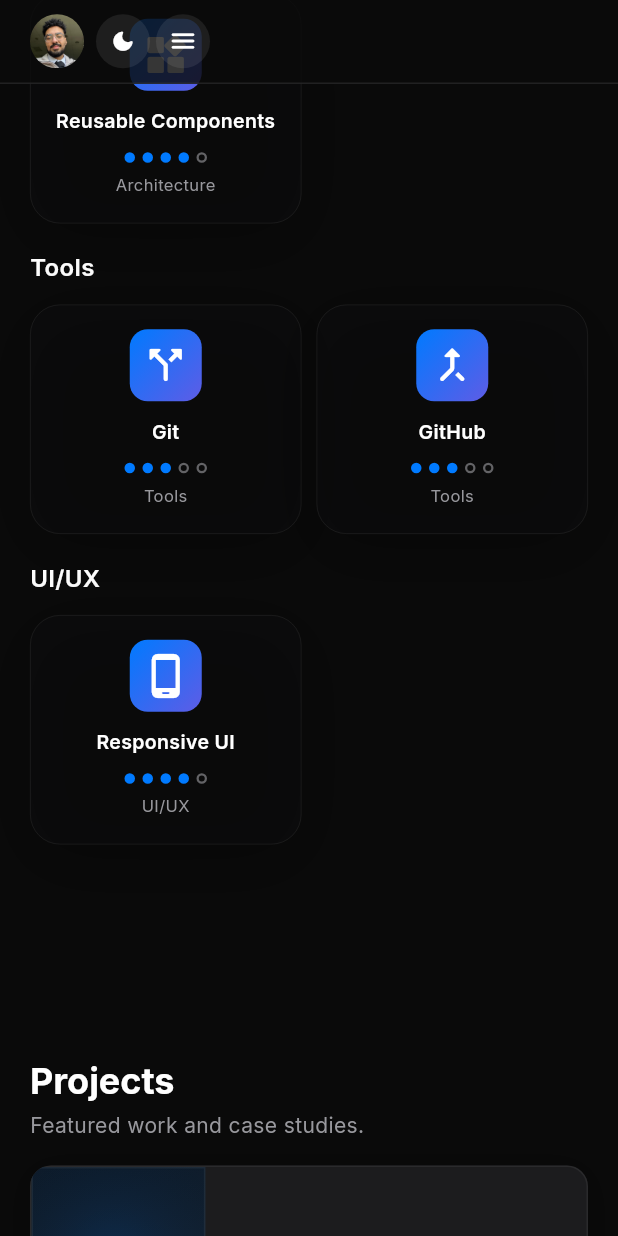
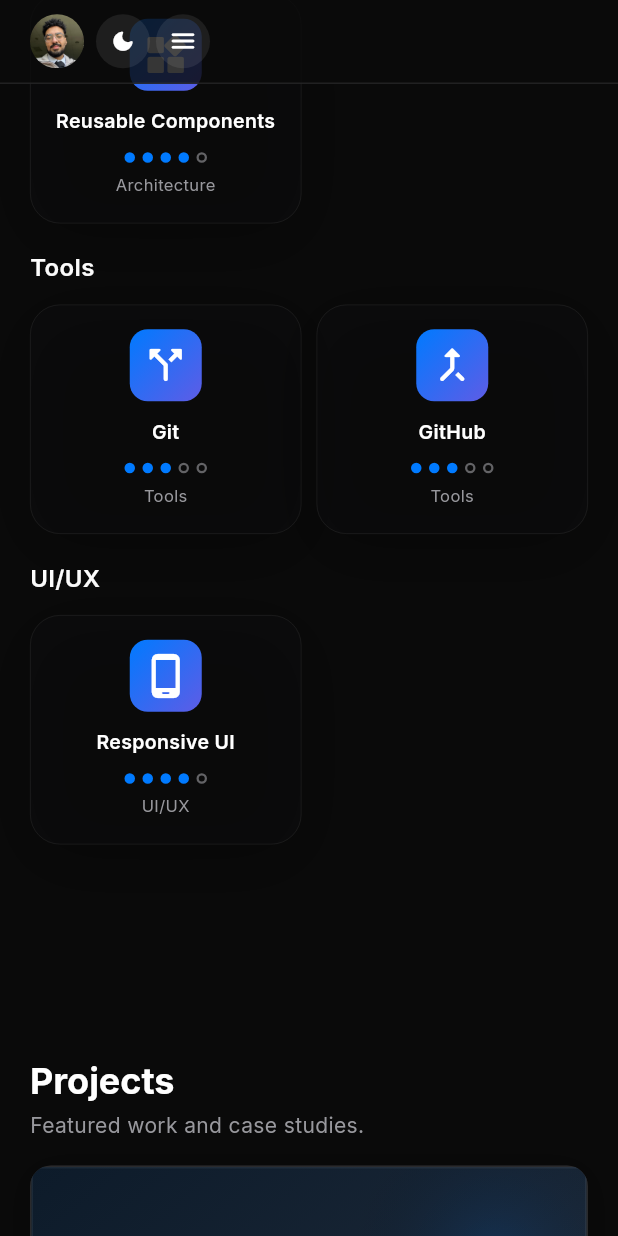
Before and after one commit to youssifmostafa798-art/portfolio, a Flutter app: the screen it shows after launch, scrolled down 2880 dp, on a phone screen of 412 x 824 dp. Run offline on Flutter 3.47's test engine with Material 3 defaults, Android fonts, the phone set to English and light mode, and no system bars; drawn by our look-alikes of flutter_animate; our stand-ins replace flutter_riverpod, flutter_screenutil, go_router, google_fonts, responsive_framework, supabase_flutter and 1 more; accounts and stored records are empty.

Commit message:
fix: adjust aspect ratio and improve ProjectImage widget parameters

```diff
--- a/lib/core/widgets/project_card.dart
+++ b/lib/core/widgets/project_card.dart
@@ -74,7 +74,7 @@ class _ProjectCardState extends State<ProjectCard> {
         SizedBox(
           width: 350,
           child: AspectRatio(
-            aspectRatio: 16 / 9,
+            aspectRatio: 9 / 16,
             child: ProjectImage(
               imageUrl: project.imageUrl,
               title: project.title,
@@ -112,6 +112,7 @@ class _ProjectCardState extends State<ProjectCard> {
             title: project.title,
             height: double.infinity,
             borderRadius: 0,
+            width: double.infinity,
           ),
         ),
         Padding(
--- a/lib/core/widgets/project_image.dart
+++ b/lib/core/widgets/project_image.dart
@@ -5,15 +5,15 @@ import '../theme/app_colors.dart';
 class ProjectImage extends StatelessWidget {
   final String? imageUrl;
   final String title;
-  final double height;
+  final double? height;
   final double? width;
   final double borderRadius;
-
+  //edit
   const ProjectImage({
     super.key,
     this.imageUrl,
     required this.title,
-    this.height = 700,
+    this.height,
     this.width,
     this.borderRadius = 20,
   });
@@ -60,13 +60,13 @@ class ProjectImage extends StatelessWidget {
 
 class _AppPlaceholder extends StatelessWidget {
   final String title;
-  final double height;
+  final double? height;
   final double? width;
   final double borderRadius;
 
   const _AppPlaceholder({
     required this.title,
-    required this.height,
+    this.height,
     this.width,
     required this.borderRadius,
   });
@@ -77,7 +77,7 @@ class _AppPlaceholder extends StatelessWidget {
     final logoSize = context.isMobile ? 52.0 : 64.0;
 
     return Container(
-      height: height.isFinite ? height : null,
+      height: height,
       width: width,
       decoration: BoxDecoration(
         borderRadius: BorderRadius.circular(borderRadius),
```
